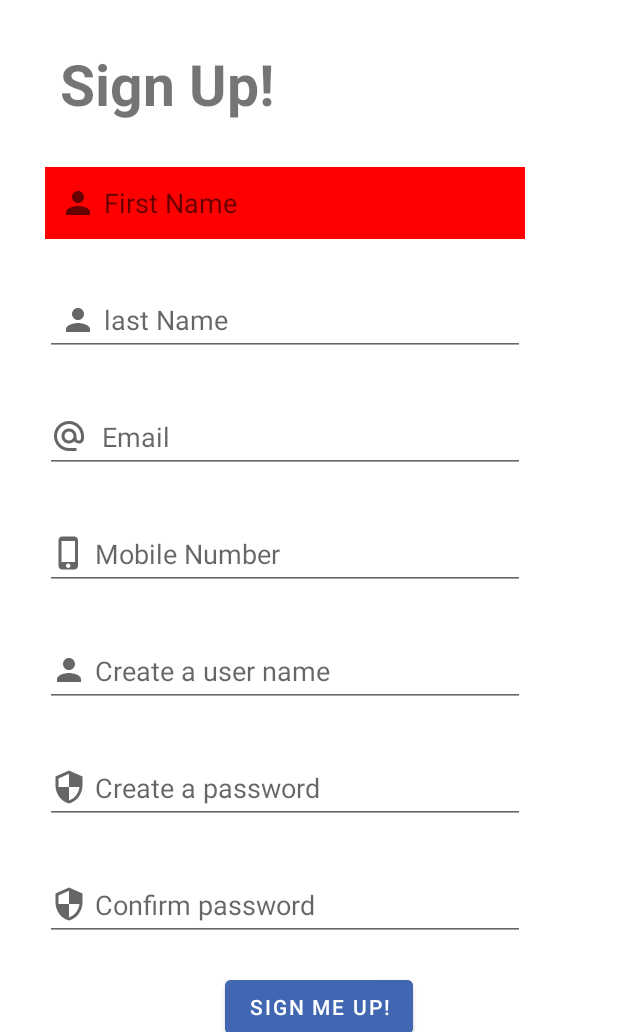
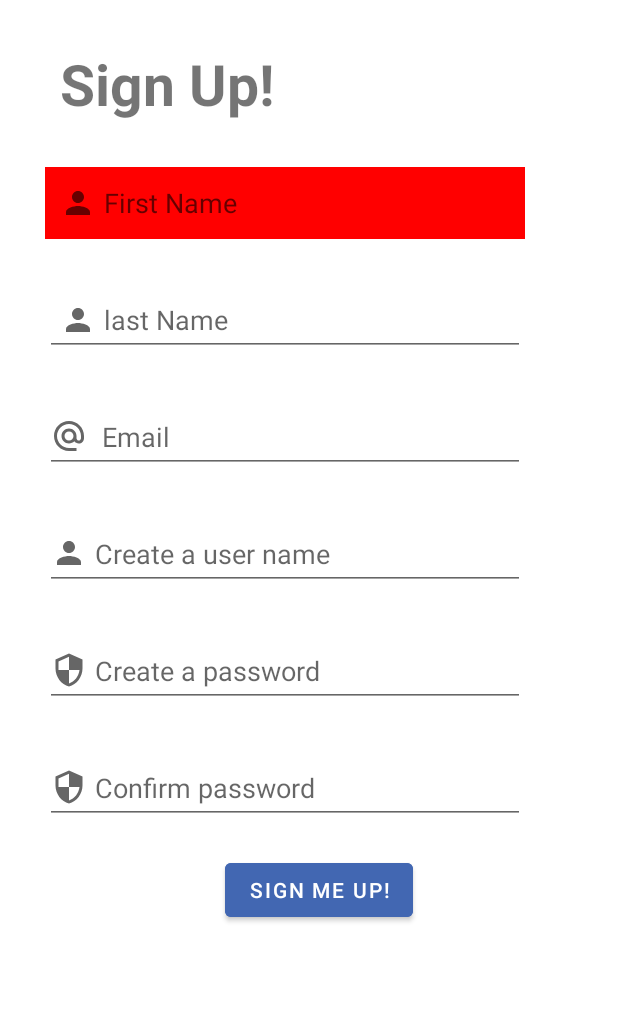
Before and after one commit to chitraportfolio/mauritiusdiseasefocus, an Android app: the RegisterNewUser screen opened directly, with no data from a screen before it, after a tap on "SIGN ME UP!", on a phone screen of 412 x 824 dp, the part 204-1236 px from its top. Run offline under Robolectric (Android 15) with nearby library versions, the phone set to English and light mode, and no system bars.

Commit message:
Chitra - Removing mobile number notifications

```diff
--- a/app/src/main/res/layout/activity_register_new_user.xml
+++ b/app/src/main/res/layout/activity_register_new_user.xml
@@ -81,7 +81,8 @@
                 android:inputType="textEmailAddress"
                 android:minHeight="48dp" />
 
-            <EditText
+            <!--commenting out phonenumber as unable to generate text messages to the time being -->
+           <!-- <EditText
                 android:id="@+id/edtTextPhoneNumber"
                 android:layout_width="wrap_content"
                 android:layout_height="wrap_content"
@@ -93,13 +94,13 @@
                 android:ems="15"
                 android:hint="Mobile Number"
                 android:inputType="number|text|phone"
-                android:minHeight="48dp" />
+                android:minHeight="48dp" />-->
 
             <EditText
                 android:id="@+id/edtTextUsername"
                 android:layout_width="wrap_content"
                 android:layout_height="wrap_content"
-                android:layout_below="@+id/edtTextPhoneNumber"
+                android:layout_below="@+id/edtTxtLastName"
                 android:layout_marginLeft="30dp"
                 android:layout_marginTop="30dp"
                 android:drawableLeft="@drawable/ic_baseline_person_24"
```
Also changed, not shown: app/src/main/java/com/example/mauritiusdiseasefocus/RegisterNewUser.java (+1 -26 lines).
